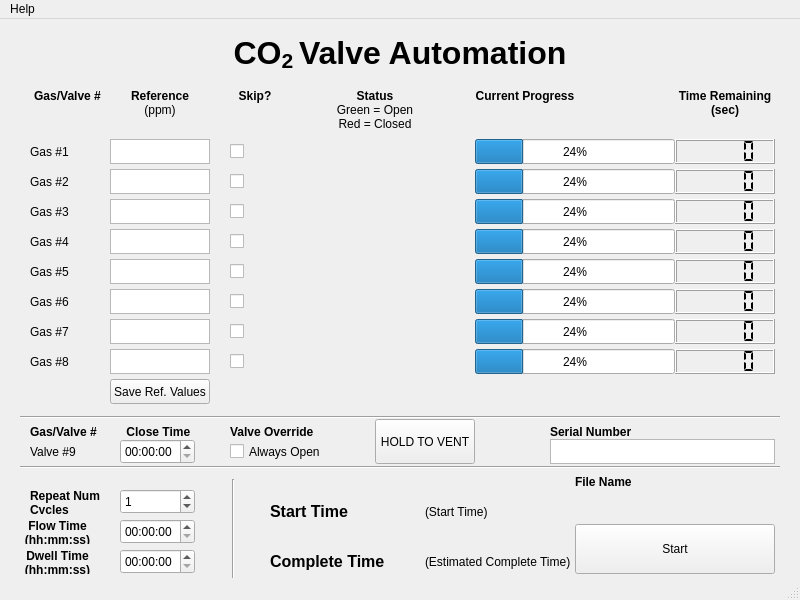
Qt form ValveAutomation/Valves/valveui.ui (NOAA-PMEL/EDD-CO2_ValveAutomation) before a commit.
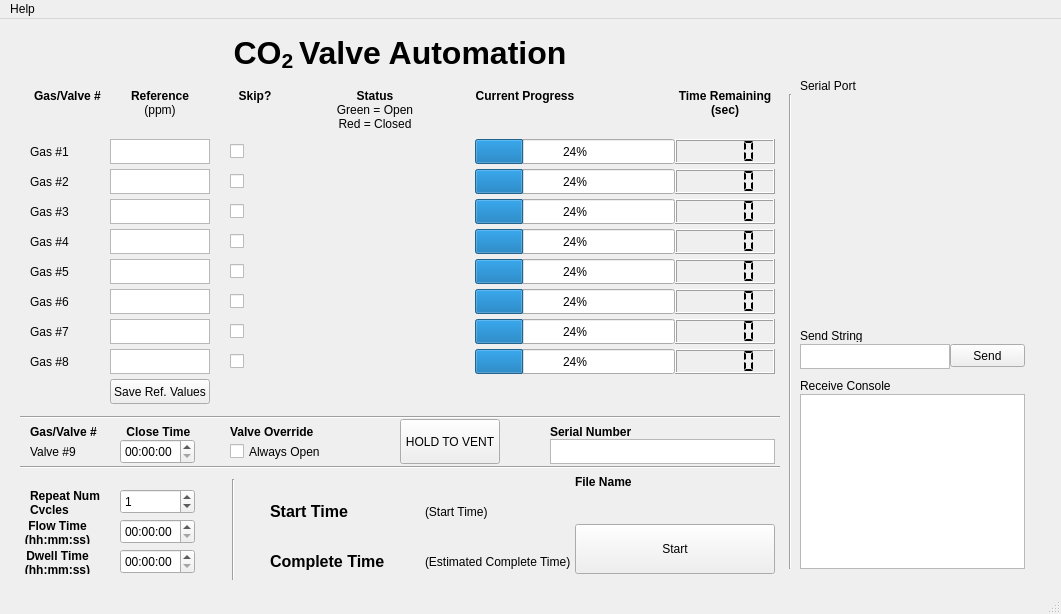
The same form after that commit. Icons and pictures are not drawn.

What changed in the file:
```diff
--- a/ValveAutomation/Valves/valveui.ui
+++ b/ValveAutomation/Valves/valveui.ui
@@ -6,8 +6,8 @@
    <rect>
     <x>0</x>
     <y>0</y>
-    <width>800</width>
-    <height>600</height>
+    <width>1061</width>
+    <height>614</height>
    </rect>
   </property>
   <property name="windowTitle">
@@ -1215,7 +1215,7 @@
    <widget class="QPushButton" name="ventButton">
     <property name="geometry">
      <rect>
-      <x>375</x>
+      <x>400</x>
       <y>400</y>
       <width>100</width>
       <height>45</height>
@@ -1305,13 +1305,118 @@
      <string>&lt;filename_xxx&gt;</string>
     </property>
    </widget>
+   <widget class="Line" name="line_4">
+    <property name="geometry">
+     <rect>
+      <x>780</x>
+      <y>75</y>
+      <width>20</width>
+      <height>475</height>
+     </rect>
+    </property>
+    <property name="orientation">
+     <enum>Qt::Vertical</enum>
+    </property>
+   </widget>
+   <widget class="QTextBrowser" name="ReceiveText">
+    <property name="geometry">
+     <rect>
+      <x>800</x>
+      <y>375</y>
+      <width>225</width>
+      <height>175</height>
+     </rect>
+    </property>
+   </widget>
+   <widget class="QTextEdit" name="SendText">
+    <property name="geometry">
+     <rect>
+      <x>800</x>
+      <y>325</y>
+      <width>150</width>
+      <height>25</height>
+     </rect>
+    </property>
+   </widget>
+   <widget class="QLabel" name="label_4">
+    <property name="geometry">
+     <rect>
+      <x>800</x>
+      <y>60</y>
+      <width>75</width>
+      <height>13</height>
+     </rect>
+    </property>
+    <property name="text">
+     <string>Serial Port </string>
+    </property>
+   </widget>
+   <widget class="QLabel" name="label_17">
+    <property name="geometry">
+     <rect>
+      <x>800</x>
+      <y>310</y>
+      <width>75</width>
+      <height>13</height>
+     </rect>
+    </property>
+    <property name="text">
+     <string>Send String</string>
+    </property>
+   </widget>
+   <widget class="QLabel" name="label_23">
+    <property name="geometry">
+     <rect>
+      <x>800</x>
+      <y>360</y>
+      <width>100</width>
+      <height>13</height>
+     </rect>
+    </property>
+    <property name="text">
+     <string>Receive Console</string>
+    </property>
+   </widget>
+   <widget class="QPushButton" name="pushButton">
+    <property name="geometry">
+     <rect>
+      <x>950</x>
+      <y>325</y>
+      <width>75</width>
+      <height>23</height>
+     </rect>
+    </property>
+    <property name="text">
+     <string>Send</string>
+    </property>
+   </widget>
+   <widget class="QWidget" name="SerialWidget" native="true">
+    <property name="geometry">
+     <rect>
+      <x>800</x>
+      <y>80</y>
+      <width>225</width>
+      <height>200</height>
+     </rect>
+    </property>
+    <widget class="QWidget" name="widget" native="true">
+     <property name="geometry">
+      <rect>
+       <x>0</x>
+       <y>0</y>
+       <width>200</width>
+       <height>200</height>
+      </rect>
+     </property>
+    </widget>
+   </widget>
   </widget>
   <widget class="QMenuBar" name="menubar">
    <property name="geometry">
     <rect>
      <x>0</x>
      <y>0</y>
-     <width>800</width>
+     <width>1061</width>
      <height>21</height>
     </rect>
    </property>
```
